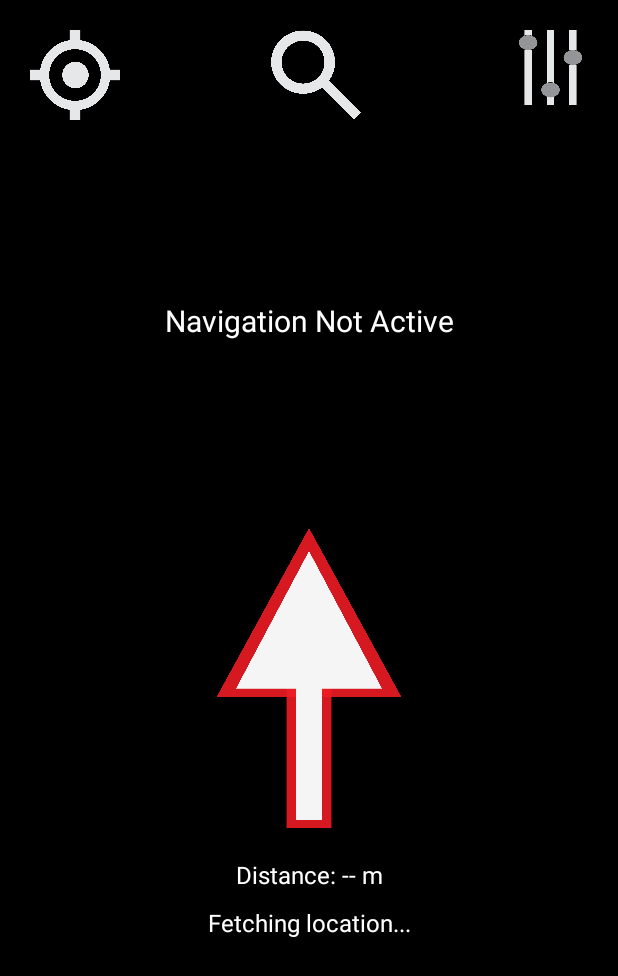
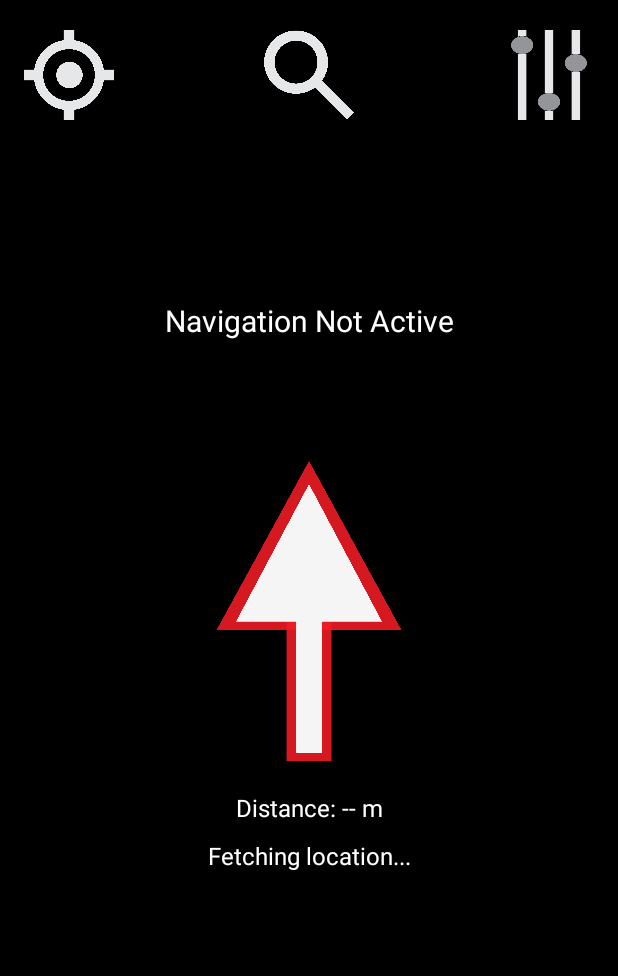
Before and after one commit to WZerfas/The-Compass, an Android app: the NavigationActivity screen opened directly, with no data from a screen before it, on a phone screen of 412 x 824 dp. Shown: the top 976 px of the screen. Run offline under Robolectric (Android 15) with nearby library versions, the phone set to English and light mode, and no system bars.

Commit message:
Some changes to the navigation page

```diff
--- a/app/src/main/java/com/cs407/the_compass/NavigationActivity.kt
+++ b/app/src/main/java/com/cs407/the_compass/NavigationActivity.kt
@@ -42,6 +42,8 @@ class NavigationActivity : AppCompatActivity(), SensorEventListener {
     override fun onCreate(savedInstanceState: Bundle?) {
         super.onCreate(savedInstanceState)
         setContentView(R.layout.activity_navigation)
+
+        sensorManager = getSystemService(Context.SENSOR_SERVICE) as SensorManager
 
         val btnHome = findViewById<ImageView>(R.id.btnHome)
         val btnSetting = findViewById<ImageView>(R.id.btnSetting)
--- a/app/src/main/res/layout/activity_navigation.xml
+++ b/app/src/main/res/layout/activity_navigation.xml
@@ -1,5 +1,6 @@
 <?xml version="1.0" encoding="utf-8"?>
-<androidx.constraintlayout.widget.ConstraintLayout xmlns:android="http://schemas.android.com/apk/res/android"
+<androidx.constraintlayout.widget.ConstraintLayout
+    xmlns:android="http://schemas.android.com/apk/res/android"
     xmlns:app="http://schemas.android.com/apk/res-auto"
     xmlns:tools="http://schemas.android.com/tools"
     android:id="@+id/main"
@@ -13,7 +14,8 @@
         android:id="@+id/btnHome"
         android:layout_width="60dp"
         android:layout_height="60dp"
-        android:layout_margin="20dp"
+        android:layout_marginStart="16dp"
+        android:layout_marginTop="20dp"
         android:contentDescription="Home Icon"
         android:src="@drawable/navigation_icon"
         app:layout_constraintStart_toStartOf="parent"
@@ -22,14 +24,41 @@
     <!-- Settings Icon -->
     <ImageView
         android:id="@+id/btnSetting"
-        android:layout_width="50dp"
-        android:layout_height="50dp"
-        android:layout_margin="20dp"
-        android:contentDescription="Setting Icon"
+        android:layout_width="60dp"
+        android:layout_height="60dp"
+        android:layout_marginEnd="16dp"
+        android:layout_marginTop="20dp"
+        android:contentDescription="Settings Icon"
         android:src="@drawable/setting_icon_v2"
         app:layout_constraintEnd_toEndOf="parent"
         app:layout_constraintTop_toTopOf="parent" />
 
+    <!-- Search Icon with Horizontal Chain -->
+    <ImageView
+        android:id="@+id/btnSearch"
+        android:layout_width="60dp"
+        android:layout_height="60dp"
+        android:layout_marginTop="20dp"
+        android:contentDescription="Search Icon"
+        android:src="@drawable/search_icon"
+        app:layout_constraintStart_toEndOf="@+id/btnHome"
+        app:layout_constraintEnd_toStartOf="@+id/btnSetting"
+        app:layout_constraintTop_toTopOf="parent"
+        app:layout_constraintHorizontal_chainStyle="spread" />
+
+    <!-- Compass View -->
+    <ImageView
+        android:id="@+id/compassView"
+        android:layout_width="200dp"
+        android:layout_height="200dp"
+        android:layout_marginTop="80dp"
+        android:rotation="0"
+        app:layout_constraintTop_toBottomOf="@+id/destTextView"
+        app:layout_constraintStart_toStartOf="parent"
+        app:layout_constraintEnd_toEndOf="parent"
+        app:srcCompat="@drawable/arrow_v2"/>
+
+    <!-- Distance TextView -->
     <TextView
         android:id="@+id/distanceTextView"
         android:layout_width="wrap_content"
@@ -42,6 +71,7 @@
         app:layout_constraintStart_toStartOf="parent"
         app:layout_constraintEnd_toEndOf="parent" />
 
+    <!-- Current Location TextView -->
     <TextView
         android:id="@+id/currentLocationText"
         android:layout_width="wrap_content"
@@ -55,6 +85,7 @@
         app:layout_constraintStart_toStartOf="parent"
         app:layout_constraintEnd_toEndOf="parent"/>
 
+    <!-- Destination TextView -->
     <TextView
         android:id="@+id/destTextView"
         android:layout_width="wrap_content"
@@ -67,41 +98,15 @@
         app:layout_constraintStart_toStartOf="parent"
         app:layout_constraintEnd_toEndOf="parent"/>
 
-    <ImageView
-        android:id="@+id/compassView"
-        android:layout_width="200dp"
-        android:layout_height="200dp"
-        android:layout_marginTop="80dp"
-        android:rotation="0"
-        app:layout_constraintBottom_toBottomOf="parent"
-        app:layout_constraintEnd_toEndOf="parent"
-        app:layout_constraintHorizontal_bias="0.5"
-        app:layout_constraintStart_toStartOf="parent"
-        app:layout_constraintTop_toTopOf="parent"
-        app:layout_constraintVertical_bias="0.5"
-        app:srcCompat="@drawable/arrow_v2"/>
-
-    <ImageView
-        android:id="@+id/btnSearch"
-        android:layout_width="60dp"
-        android:layout_height="60dp"
-        android:layout_marginStart="110dp"
-        android:layout_marginTop="20dp"
-        android:layout_marginEnd="111dp"
-        app:layout_constraintEnd_toStartOf="@+id/btnSetting"
-        app:layout_constraintStart_toEndOf="@+id/btnHome"
-        app:layout_constraintTop_toTopOf="parent"
-        app:srcCompat="@drawable/search_icon" />
-
+    <!-- End Navigation Icon at Bottom-Right -->
     <ImageView
         android:id="@+id/btnEnd"
         android:layout_width="60dp"
         android:layout_height="60dp"
-        app:srcCompat="@drawable/end_nav_icon"
-        android:layout_marginStart="100dp"
-        android:layout_marginTop="650dp"
-        android:layout_marginEnd="20dp"
+        android:layout_margin="20dp"
+        android:contentDescription="End Navigation Icon"
+        android:src="@drawable/end_nav_icon"
         app:layout_constraintEnd_toEndOf="parent"
-        app:layout_constraintTop_toTopOf="parent"/>
+        app:layout_constraintBottom_toBottomOf="parent"/>
 
 </androidx.constraintlayout.widget.ConstraintLayout>
--- a/app/src/main/res/layout/activity_setting.xml
+++ b/app/src/main/res/layout/activity_setting.xml
@@ -10,8 +10,8 @@
 
     <ImageView
         android:id="@+id/BtnReturn_Set"
-        android:layout_width="40dp"
-        android:layout_height="40dp"
+        android:layout_width="60dp"
+        android:layout_height="60dp"
         android:layout_marginStart="24dp"
         android:layout_marginTop="28dp"
         android:contentDescription="Close"
```
Also changed, not shown: app/src/main/res/layout/activity_main.xml (+6 -6 lines), app/src/main/res/layout/activity_search.xml (+6 -6 lines), app/src/main/res/drawable/history_icon.png (added).
